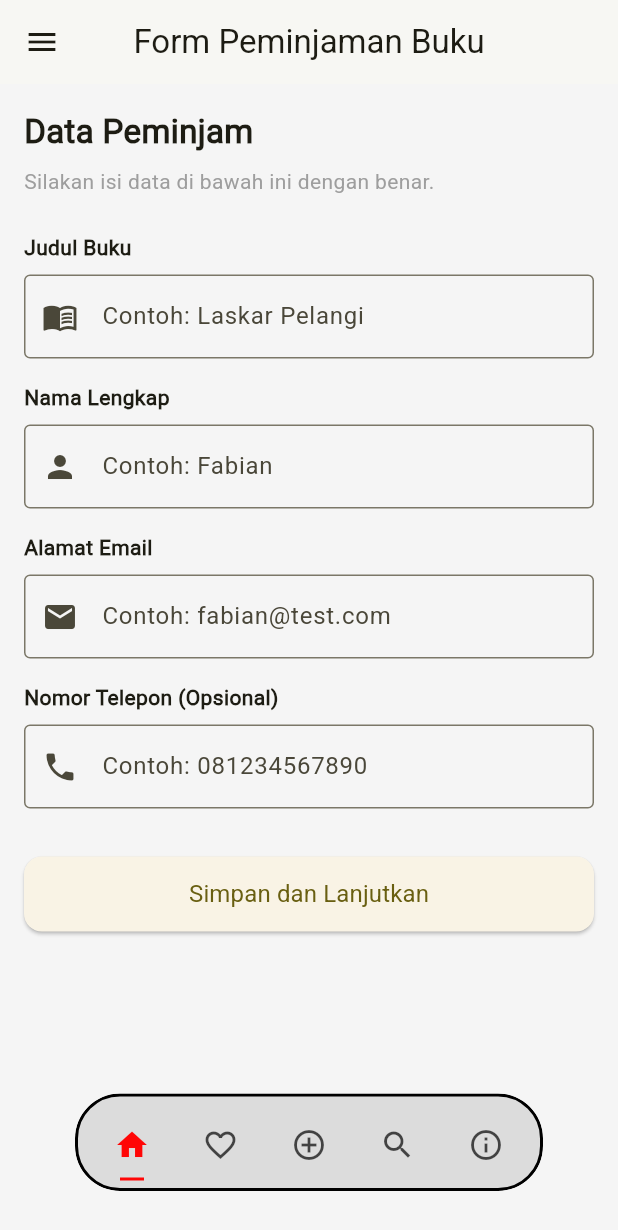
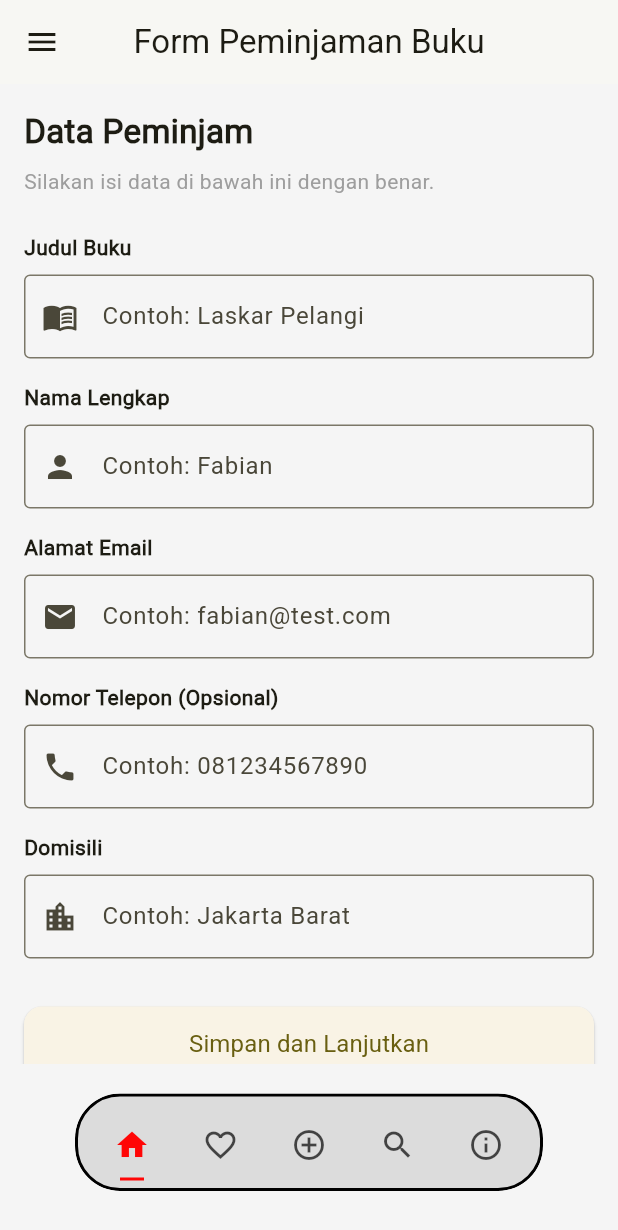
Before and after one commit to kirabian/PPKD_B3, a Flutter app: the PeminjamanBuku screen opened by its route, on a phone screen of 412 x 824 dp. Shown: the top 1230 px of the screen. Run offline on Flutter 3.47's test engine with Material 3 defaults, Android fonts, the phone set to English and light mode, and no system bars; drawn by our look-alikes of crystal_navigation_bar; our stand-ins replace flutter_holo_date_picker, lottie; missing offline and left inert: day_night_switch, day_night_time_picker.

Commit message:
Tugas 10 Flutter

```diff
--- a/lib/tugas10/buktipeminjaman.dart
+++ b/lib/tugas10/buktipeminjaman.dart
@@ -7,12 +7,14 @@ class BuktiPeminjaman extends StatelessWidget {
     this.phone,
     required this.name,
     required this.buku,
+    required this.domisili,
   });
 
   final String email;
   final String? phone;
   final String name;
   final String buku;
+  final String domisili;
 
   @override
   Widget build(BuildContext context) {
@@ -116,6 +118,16 @@ class BuktiPeminjaman extends StatelessWidget {
                       ),
                     ),
                   ),
+                  ListTile(
+                    leading: const Icon(Icons.location_city),
+                    title: const Text("domisili"),
+                    subtitle: Text(
+                      domisili,
+                      style: textTheme.titleMedium?.copyWith(
+                        fontWeight: FontWeight.w600,
+                      ),
+                    ),
+                  ),
                 ],
               ),
             ),
--- a/lib/tugas10/peminjamanbuku.dart
+++ b/lib/tugas10/peminjamanbuku.dart
@@ -29,6 +29,7 @@ class _PeminjamanBukuState extends State<PeminjamanBuku> {
   final TextEditingController nameController = TextEditingController();
   final TextEditingController phoneController = TextEditingController();
   final TextEditingController bukuController = TextEditingController();
+  final TextEditingController domisiliController = TextEditingController();
 
   @override
   void dispose() {
@@ -37,6 +38,7 @@ class _PeminjamanBukuState extends State<PeminjamanBuku> {
     nameController.dispose();
     phoneController.dispose();
     bukuController.dispose();
+    domisiliController.dispose();
     super.dispose();
   }
 
@@ -92,6 +94,7 @@ class _PeminjamanBukuState extends State<PeminjamanBuku> {
                           ? null
                           : phoneController.text,
                       buku: bukuController.text,
+                      domisili: domisiliController.text,
                     ),
                   ),
                 );
@@ -214,6 +217,26 @@ class _PeminjamanBukuState extends State<PeminjamanBuku> {
                   ),
                   keyboardType: TextInputType.phone,
                 ),
+                const SizedBox(height: 16),
+                const Text(
+                  "Domisili",
+                  style: TextStyle(fontWeight: FontWeight.w600),
+                ),
+                const SizedBox(height: 8),
+                TextFormField(
+                  controller: domisiliController,
+                  decoration: const InputDecoration(
+                    hintText: "Contoh: Jakarta Barat",
+                    prefixIcon: Icon(Icons.location_city),
+                    border: OutlineInputBorder(),
+                  ),
+                  validator: (value) {
+                    if (value == null || value.isEmpty) {
+                      return 'Domisili tidak boleh kosong';
+                    }
+                    return null;
+                  },
+                ),
                 const SizedBox(height: 32),
 
                 // --- Tombol Simpan ---
```
